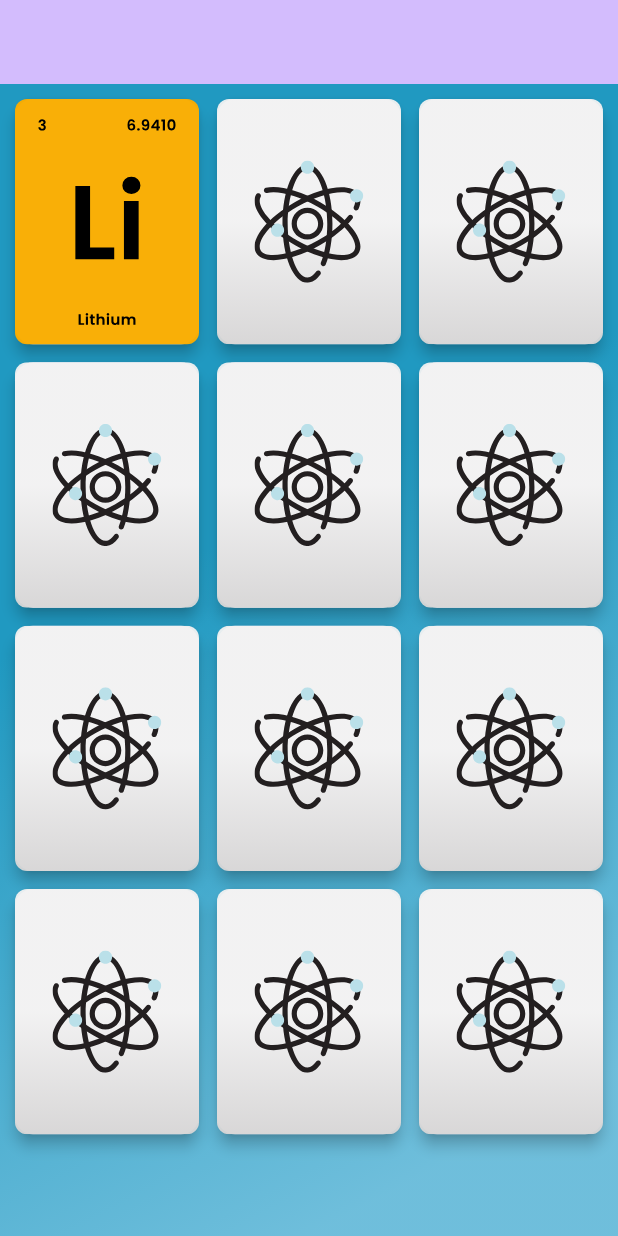
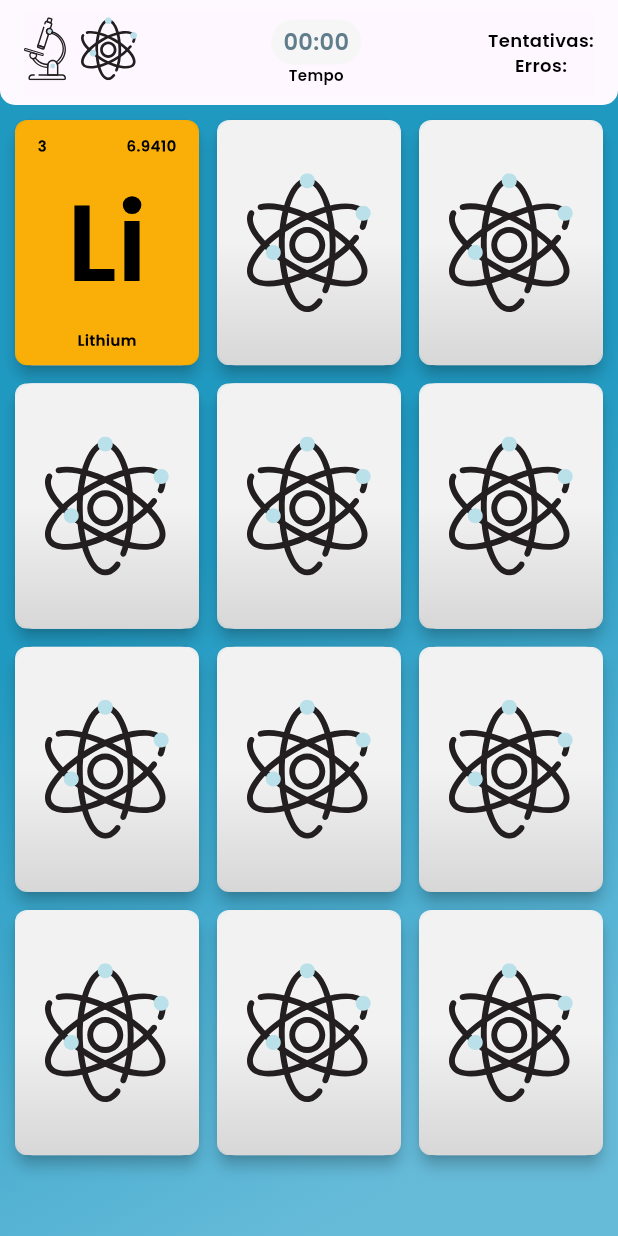
Before and after one commit to Julianacavalaro/atomicMemory, a Flutter app: the screen it shows after launch, after a tap on an icon or button, on a phone screen of 412 x 824 dp. Run offline on Flutter 3.47's test engine with Material 3 defaults, Android fonts, the phone set to English and light mode, and no system bars; drawn by our look-alikes of auto_size_text; our stand-ins replace flutter_svg.

Commit message:
🎨 #19- board screen improvements

```diff
--- a/lib/presenter/pages/game_page.dart
+++ b/lib/feature/presenter/pages/game_page.dart
@@ -1,5 +1,4 @@
-import 'package:atomic_memory/presenter/widgets/card_game_widget.dart';
-
+import 'package:atomic_memory/feature/presenter/widgets/card_game_widget.dart';
 import 'package:flutter/material.dart';
 
 class GamePage extends StatelessWidget {
@@ -30,6 +29,5 @@ class GamePage extends StatelessWidget {
         ),
       ),
     );
-    //);
   }
 }
--- /dev/null
+++ b/lib/feature/presenter/widgets/bar_board_widget.dart
@@ -0,0 +1,127 @@
+import 'dart:async';
+import 'package:flutter/material.dart';
+import 'package:flutter_svg/flutter_svg.dart';
+
+class BarBoardWidget extends StatefulWidget {
+  const BarBoardWidget({super.key});
+
+  @override
+  State<BarBoardWidget> createState() => _BarBoardWidgetState();
+}
+
+class _BarBoardWidgetState extends State<BarBoardWidget> {
+  Stopwatch contadorJuliana = Stopwatch();
+
+  String _printDuration(Duration duration) {
+    String twoDigits(int n) => n.toString().padLeft(2, "0");
+    String twoDigitMinutes = twoDigits(duration.inMinutes.remainder(60).abs());
+    String twoDigitSeconds = twoDigits(duration.inSeconds.remainder(60).abs());
+    return "$twoDigitMinutes:$twoDigitSeconds";
+  }
+
+  @override
+  void initState() {
+    super.initState();
+    startTimer();
+  }
+
+  void startTimer() {
+    contadorJuliana.start();
+    timer = Timer.periodic(Duration(seconds: 1), (timer) {
+      currentSeconds++;
+      //  print(_printDuration(contadorJuliana.elapsed));
+      setState(() {});
+    });
+  }
+
+  @override
+  void dispose() {
+    timer!.cancel();
+    contadorJuliana.stop();
+    super.dispose();
+  }
+
+  Timer? timer;
+  int currentSeconds = 0;
+  @override
+  Widget build(BuildContext context) {
+    return Material(
+      child: Row(
+          mainAxisAlignment: MainAxisAlignment.spaceBetween,
+          crossAxisAlignment: CrossAxisAlignment.center,
+          children: [
+            Row(
+              mainAxisAlignment: MainAxisAlignment.start,
+              children: [
+                GestureDetector(
+                  child: Padding(
+                    padding: const EdgeInsets.only(
+                        left: 0, top: 5, right: 5, bottom: 10),
+                    child: SvgPicture.asset('images/microscopio.svg'),
+                  ),
+                  onTap: () {
+                    print('Clicou no microscópio');
+                  },
+                ),
+                GestureDetector(
+                  child: Padding(
+                    padding: const EdgeInsets.only(
+                        left: 5, top: 5, right: 5, bottom: 10),
+                    child:
+                        SvgPicture.asset('images/atomo_verso.svg', height: 42),
+                  ),
+                  onTap: () => print('Clicou no átomo'),
+                ),
+              ],
+            ),
+            Column(
+              mainAxisAlignment: MainAxisAlignment.center,
+              children: [
+                Container(
+                    height: 30,
+                    width: 60,
+                    alignment: Alignment.center,
+                    decoration: const BoxDecoration(
+                      borderRadius: BorderRadius.all(Radius.circular(30)),
+                      color: Color.fromARGB(255, 246, 246, 246),
+                    ),
+                    child: Text(_printDuration(contadorJuliana.elapsed),
+                        // maxLines: 1,
+                        style: const TextStyle(
+                          fontSize: 15,
+                          fontFamily: 'Poppins-SemiBold',
+                          color: Colors.blueGrey,
+                        ))),
+                const Text("Tempo",
+                    maxLines: 1,
+                    style: TextStyle(
+                      fontSize: 10,
+                      fontFamily: 'Poppins-SemiBold',
+                      color: Colors.black,
+                    )),
+              ],
+            ),
+            const Column(children: [
+              Text(
+                'Tentativas:',
+                maxLines: 1,
+                style: TextStyle(
+                  fontSize: 12,
+                  fontFamily: 'Poppins-SemiBold',
+                  color: Colors.black,
+                ),
+              ),
+              Text(
+                'Erros:',
+                maxLines: 1,
+                style: TextStyle(
+                  fontSize: 12,
+                  fontFamily: 'Poppins-SemiBold',
+                  color: Colors.black,
+                ),
+              ),
+            ]),
+          ]),
+    );
+  }
+}
--- a/lib/presenter/widgets/card_back_widget.dart
+++ b/lib/feature/presenter/widgets/card_back_widget.dart
@@ -8,7 +8,7 @@ class CardBackWidget extends StatelessWidget {
   Widget build(BuildContext context) {
     return ClipRRect(
       child: Container(
-        padding: const EdgeInsets.all(25),
+        padding: const EdgeInsets.all(20),
         decoration: const BoxDecoration(
             borderRadius: BorderRadius.all(Radius.circular(8)),
             gradient: LinearGradient(end: Alignment.bottomLeft, colors: [
--- a/lib/presenter/widgets/card_front_widget.dart
+++ b/lib/feature/presenter/widgets/card_front_widget.dart
@@ -1,10 +1,10 @@
 import 'dart:math';
 
-import 'package:atomic_memory/presenter/widgets/description_card_element_widget.dart';
+import 'package:atomic_memory/feature/presenter/widgets/description_card_element_widget.dart';
 import 'package:flutter/material.dart';
 
 class CardFrontWidget extends StatelessWidget {
-  const CardFrontWidget({super.key});
+  const CardFrontWidget({super.key}); //
 
   @override
   Widget build(BuildContext context) {
@@ -22,4 +22,5 @@ class CardFrontWidget extends StatelessWidget {
       ),
     );
   }
+  //construtor com parametros, atributos
 }
--- a/lib/presenter/widgets/card_game_widget.dart
+++ b/lib/feature/presenter/widgets/card_game_widget.dart
@@ -1,7 +1,7 @@
 import 'dart:math';
 
-import 'package:atomic_memory/presenter/widgets/card_back_widget.dart';
-import 'package:atomic_memory/presenter/widgets/card_front_widget.dart';
+import 'package:atomic_memory/feature/presenter/widgets/card_back_widget.dart';
+import 'package:atomic_memory/feature/presenter/widgets/card_front_widget.dart';
 import 'package:flutter/material.dart';
 
 class CardGameWidget extends StatefulWidget {
@@ -32,6 +32,9 @@ class _CardGameWidgetState extends State<CardGameWidget>
 
   flipCard() {
     animation.forward();
+    if (!animation.isAnimating) {
+      animation.reverse();
+    }
   }
 
   getCardAtom(double angulo) {
--- /dev/null
+++ b/lib/feature/presenter/widgets/description_card_element_widget.dart
@@ -0,0 +1,66 @@
+import 'package:flutter/material.dart';
+import 'package:auto_size_text/auto_size_text.dart';
+
+class DescriptionCardFrontWidget extends StatelessWidget {
+  const DescriptionCardFrontWidget({super.key});
+
+  @override
+  Widget build(BuildContext context) {
+    return const Column(
+        mainAxisAlignment: MainAxisAlignment.spaceBetween,
+        mainAxisSize: MainAxisSize.max,
+        children: [
+          Row(
+            mainAxisAlignment: MainAxisAlignment.spaceBetween,
+            children: [
+              Flexible(
+                flex: 1,
+                child: Text(
+                  '3',
+                  maxLines: 1,
+                  style: TextStyle(
+                    fontSize: 10,
+                    fontFamily: 'Poppins-SemiBold',
+                    color: Colors.black,
+                  ),
+                ),
+              ),
+              Flexible(
+                flex: 1,
+                child: Text(
+                  '6.9410',
+                  maxLines: 1,
+                  style: TextStyle(
+                    fontSize: 10,
+                    fontFamily: 'Poppins-SemiBold',
+                    color: Colors.black,
+                  ),
+                ),
+              ),
+            ],
+          ),
+          Flexible(
+            flex: 4,
+            child: AutoSizeText(
+              'Li',
+              style: TextStyle(
+                fontSize: 100,
+                fontFamily: 'Poppins-SemiBold',
+                color: Colors.black,
+              ),
+            ),
+          ),
+          Flexible(
+            flex: 1,
+            child: Text(
+              'Lithium',
+              style: TextStyle(
+                fontSize: 10,
+                fontFamily: 'Poppins-SemiBold',
+                color: Colors.black,
+              ),
+            ),
+          ),
+        ]);
+  }
+}
--- a/lib/main.dart
+++ b/lib/main.dart
@@ -1,4 +1,5 @@
-import 'package:atomic_memory/presenter/pages/game_page.dart';
+import 'package:atomic_memory/feature/presenter/pages/game_page.dart';
+import 'package:atomic_memory/feature/presenter/widgets/bar_board_widget.dart';
 import 'package:flutter/material.dart';
 
 void main() {
@@ -11,13 +12,8 @@ class MyApp extends StatelessWidget {
   // This widget is the root of your application.
   @override
   Widget build(BuildContext context) {
-    return MaterialApp(
-      title: 'Flutter Demo',
-      theme: ThemeData(
-        colorScheme: ColorScheme.fromSeed(seedColor: Colors.deepPurple),
-        useMaterial3: true,
-      ),
-      home: const MyHomePage(),
+    return const MaterialApp(
+      home: MyHomePage(),
     );
   }
 }
@@ -33,8 +29,14 @@ class _MyHomePageState extends State<MyHomePage> {
   @override
   Widget build(BuildContext context) {
     return Scaffold(
+      backgroundColor: const Color.fromARGB(255, 32, 153, 193),
       appBar: AppBar(
-        backgroundColor: Theme.of(context).colorScheme.inversePrimary,
+        title: const BarBoardWidget(),
+        elevation: 4,
+        surfaceTintColor:  Colors.white,
+        toolbarHeight: 70,
+        shape: const RoundedRectangleBorder(
+            borderRadius: BorderRadius.vertical(bottom: Radius.circular(10))),
       ),
       body: const Center(
         child: GamePage(),
--- a/lib/presenter/widgets/description_card_element_widget.dart
+++ /dev/null
@@ -1,63 +0,0 @@
-import 'package:flutter/material.dart';
-
-class DescriptionCardFrontWidget extends StatelessWidget {
-  const DescriptionCardFrontWidget({super.key});
-
-  @override
-  Widget build(BuildContext context) {
-    return const Column(
-      mainAxisAlignment: MainAxisAlignment.spaceBetween,
-      children: [
-        Row(
-          mainAxisAlignment: MainAxisAlignment.spaceBetween,
-          children: [
-            Column(children: [
-              Text(
-                '3',
-                style: TextStyle(
-                  fontSize: 10,
-                  fontFamily: 'Poppins-SemiBold',
-                  color: Colors.black,
-                ),
-              ),
-            ]),
-            Column(children: [
-              Text(
-                '6.9410',
-                style: TextStyle(
-                  fontSize: 10,
-                  fontFamily: 'Poppins-SemiBold',
-                  color: Colors.black,
-                ),
-              ),
-            ]),
-          ],
-        ),
-        Row(mainAxisAlignment: MainAxisAlignment.center, children: [
-          Text(
-            'Li',
-            style: TextStyle(
-              fontSize: 70,
-              fontFamily: 'Poppins-SemiBold',
-              color: Colors.black,
-            ),
-          ),
-        ]),
-        Row(
-          mainAxisAlignment: MainAxisAlignment.center,
-          mainAxisSize: MainAxisSize.min,
-          children: [
-            Text(
-              'Lithium',
-              style: TextStyle(
-                fontSize: 10,
-                fontFamily: 'Poppins-SemiBold',
-                color: Colors.black,
-              ),
-            ),
-          ],
-        ),
-      ],
-    );
-  }
-}
--- a/pubspec.yaml
+++ b/pubspec.yaml
@@ -36,6 +36,8 @@ dependencies:
   # Use with the CupertinoIcons class for iOS style icons.
   cupertino_icons: ^1.0.6
   flutter_svg: ^0.22.0
+  auto_size_text: ^3.0.0
+  intl: 0.19.0
 
 dev_dependencies:
   flutter_test:
@@ -62,6 +64,7 @@ flutter:
   # To add assets to your application, add an assets section, like this:
   assets:
     - images/atomo_verso.svg
+    - images/microscopio.svg
 
   # An image asset can refer to one or more resolution-specific "variants", see
   # https://flutter.dev/assets-and-images/#resolution-aware
```
Also changed, not shown: lib/feature/domain/model/card_model.dart (renamed from lib/domain/model/card_model.dart, +15 -1 lines), images/microscopio.svg (added), 13 other files.
